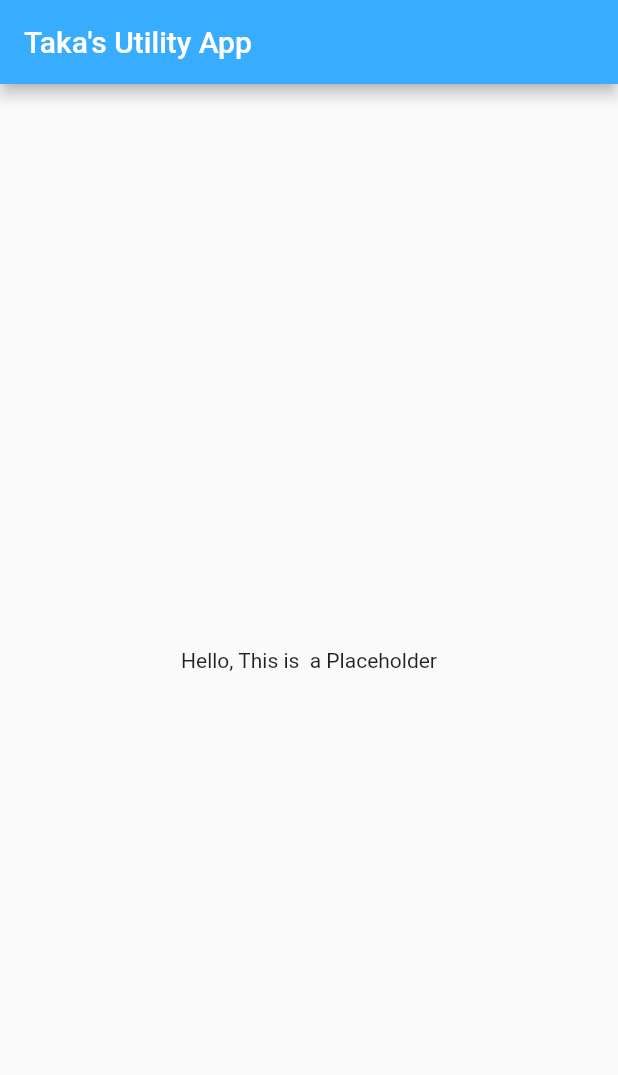
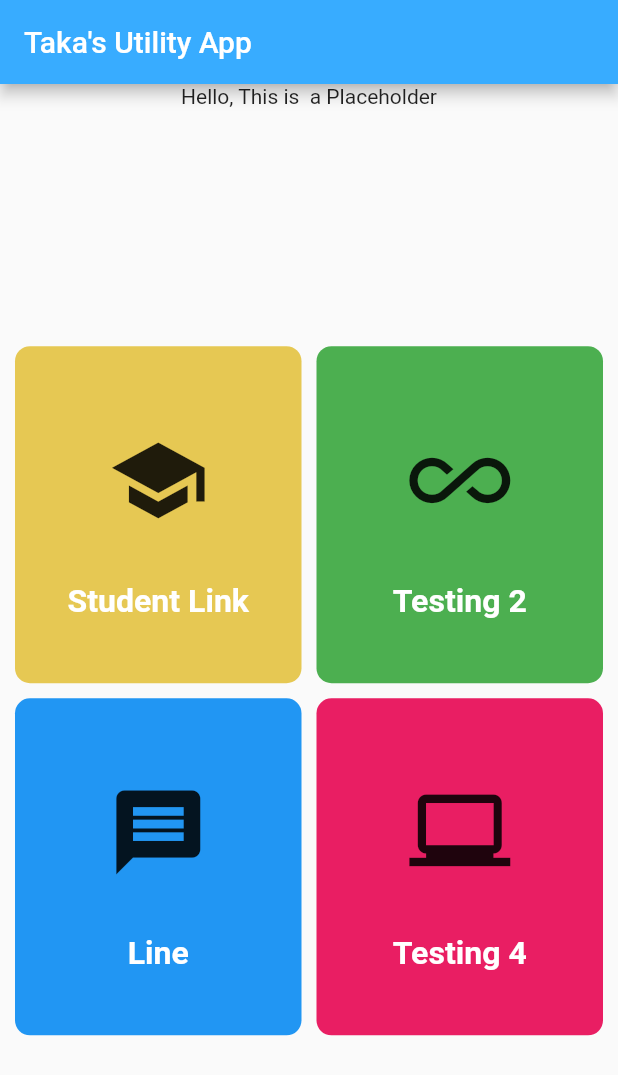
Before and after one commit to tkShir/Utility-Box, a Flutter app: the screen it shows after launch, on a phone screen of 412 x 824 dp. Shown: the top 1075 px of the screen. Run offline on Flutter 3.47's test engine with Material 2 defaults, Android fonts, the light colour scheme and no system bars.

Commit message:
isolate modules into other files and make approapriate modifications / re-layout the home screen

```diff
--- a/util_box_app/lib/home.dart
+++ b/util_box_app/lib/home.dart
@@ -2,10 +2,35 @@ import 'package:flutter/cupertino.dart';
 import 'package:flutter/material.dart';
 
 import './box.dart';
+import './box_info.dart';
+import './box_layout.dart';
 
 class Home extends StatelessWidget {
+  List<BoxInfo> _exampleBoxInfos = [
+    BoxInfo(
+      boxTitle: "Student Link",
+      boxType: BoxType.URLBox,
+      iconData: Icons.school,
+      boxURL: 'http://www.bu.edu/studentlink',
+      boxColor: Color.fromRGBO(225, 188, 41, 0.8),
+      textColor: Colors.white,
+    ),
+    BoxInfo(
+        boxTitle: "Testing 2",
+        boxType: BoxType.URLBox,
+        iconData: Icons.all_inclusive),
+    BoxInfo(
+      boxTitle: "Line",
+      boxType: BoxType.URLBox,
+      boxURL: 'https://line.me/R/nv/chat',
+      iconData: Icons.message,
+    ),
+    BoxInfo(boxTitle: "Testing 4", boxType: BoxType.UtilBox),
+  ];
+
   @override
   Widget build(BuildContext context) {
+    double deviceHeight = MediaQuery.of(context).size.height;
     return Scaffold(
       appBar: AppBar(
         backgroundColor: Theme.of(context).primaryColor,
@@ -14,48 +39,16 @@ class Home extends StatelessWidget {
           style: TextStyle(color: Colors.white),
         ),
       ),
-      body: Center(
-        child: Text("Hello, This is  a Placeholder"),
-      ),
-    );
-  }
-
-  Widget _buildBox(String title, double availWidth, double availHeight,
-      double screenRatioHeight,
-      {Color color, String link, IconData iconData}) {
-    if (iconData == null) {
-      iconData = Icons.ac_unit;
-    }
-    double boxWidth = (availWidth * 0.95) / 2;
-    double boxHeight = (availHeight * 0.95) / 2;
-    print(boxHeight);
-    return Container(
-      width: boxWidth,
-      height: boxHeight,
-      child: Column(
-        children: <Widget>[
+      body: Column(
+        children: [
           Container(
-            margin:
-                EdgeInsets.only(top: boxHeight * 0.3, bottom: boxHeight * 0.15),
-            child: Icon(
-              iconData,
-              size: boxHeight * 0.3,
-            ),
+            height: deviceHeight * 0.2,
+            child: Text("Hello, This is  a Placeholder"),
           ),
-          Text(
-            title,
-            style: TextStyle(
-              color: Colors.white,
-              fontWeight: FontWeight.bold,
-              fontSize: 20 * boxHeight / 231.42,
-            ),
+          Expanded(
+            child: BoxLayout(_exampleBoxInfos),
           ),
         ],
-      ),
-      alignment: Alignment.bottomCenter,
-      decoration: BoxDecoration(
-        borderRadius: BorderRadius.circular(10.0),
-        color: color,
       ),
     );
   }
```
